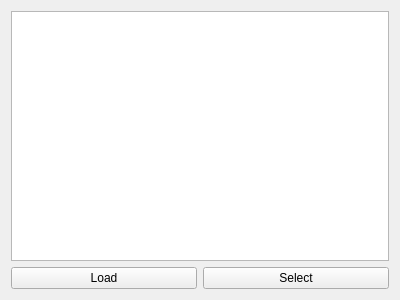
Above: bco-view-desktop/PrescriptionOrderWidget.ui from ChinhDuong/bco-view before the change. Below: the same form after it.
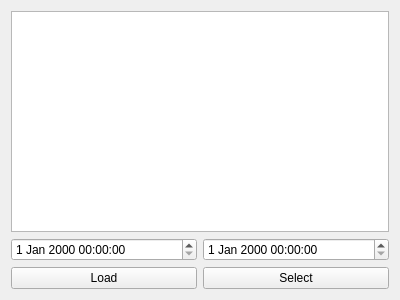
That is the form after the change.

Patch:
```diff
--- a/bco-view-desktop/PrescriptionOrderWidget.ui
+++ b/bco-view-desktop/PrescriptionOrderWidget.ui
@@ -19,8 +19,21 @@
      <property name="selectionMode">
       <enum>QAbstractItemView::SingleSelection</enum>
      </property>
+     <property name="sortingEnabled">
+      <bool>true</bool>
+     </property>
     </widget>
    </item>
+   <item>
+    <layout class="QHBoxLayout" name="filter_horizontalLayout">
+     <item>
+      <widget class="QDateTimeEdit" name="from_dateTimeEdit"/>
+     </item>
+     <item>
+      <widget class="QDateTimeEdit" name="to_dateTimeEdit"/>
+     </item>
+    </layout>
+   </item>
    <item>
     <layout class="QHBoxLayout" name="horizontalLayout">
      <item>
```
